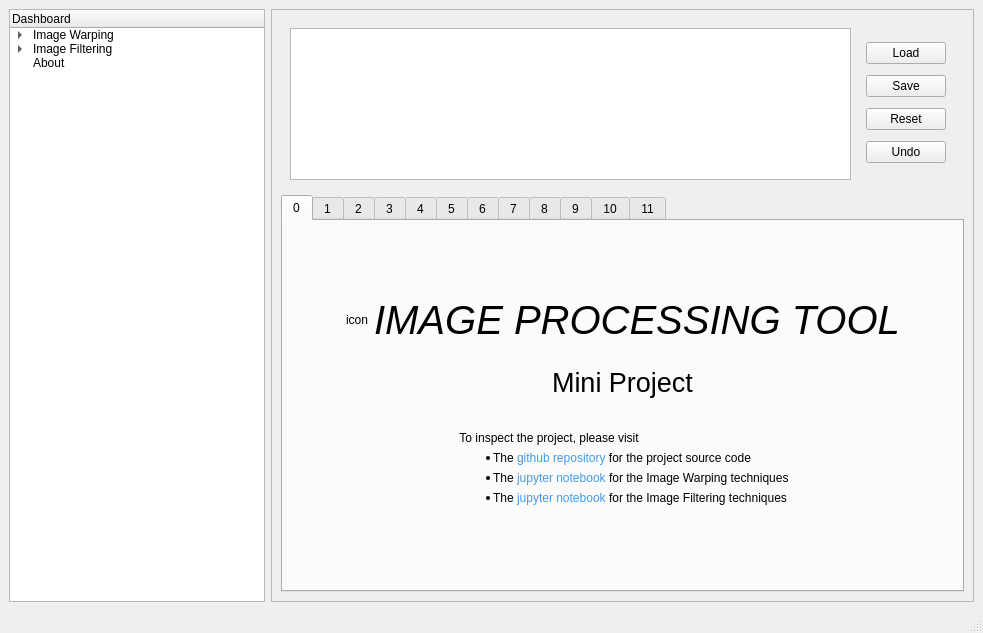
Above: mainwindow.ui from elifcansuyildiz/ImageProcessingQtApplication before the change. Below: the same form after it.
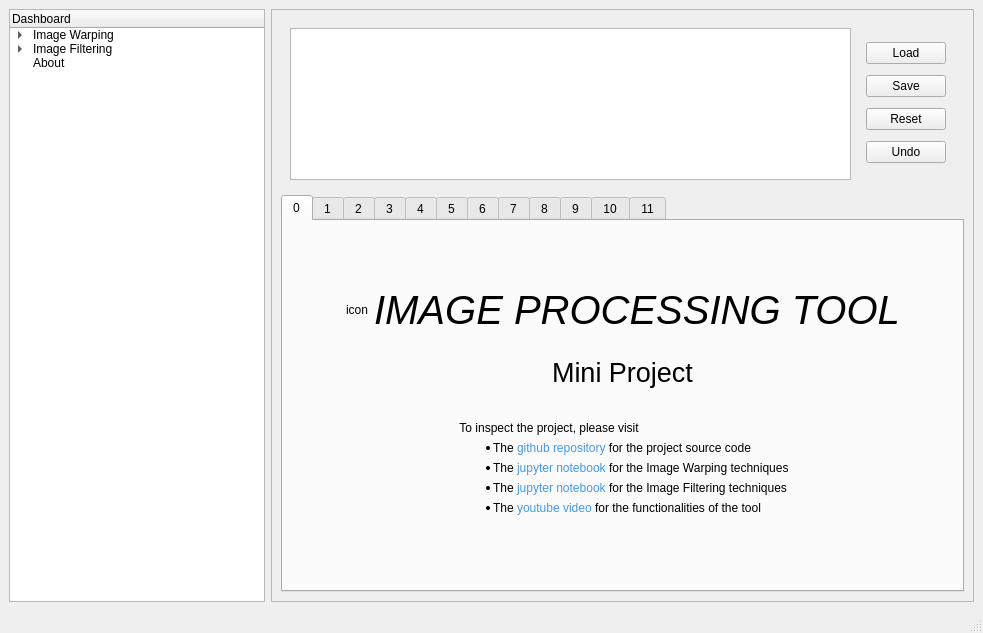
That is the form after the change.

Diff of the .ui file:
```diff
--- a/mainwindow.ui
+++ b/mainwindow.ui
@@ -427,6 +427,20 @@
                    </property>
                   </widget>
                  </item>
+                 <item>
+                  <widget class="QLabel" name="label_3">
+                   <property name="accessibleName">
+                    <string>info_label</string>
+                   </property>
+                   <property name="text">
+                    <string>&lt;html&gt;&lt;head/&gt;&lt;body&gt;&lt;ul style=&quot;margin-top: 0px; margin-bottom: 0px; margin-left: 0px; margin-right: 0px; -qt-list-indent: 1;&quot;&gt;&lt;li style=&quot; margin-top:12px; margin-bottom:12px; margin-left:0px; margin-right:0px; -qt-block-indent:0; text-indent:0px;&quot;&gt;
+The &lt;a href=&quot;link-address&quot; style=&quot;text-decoration: none&quot;&gt;&lt;span style=&quot; color:#439ae5;&quot;&gt;youtube video&lt;/span&gt;&lt;/a&gt; for the functionalities of the tool &lt;/li&gt;&lt;/ul&gt;&lt;/body&gt;&lt;/html&gt;</string>
+                   </property>
+                   <property name="openExternalLinks">
+                    <bool>true</bool>
+                   </property>
+                  </widget>
+                 </item>
                 </layout>
                </widget>
               </item>
```
